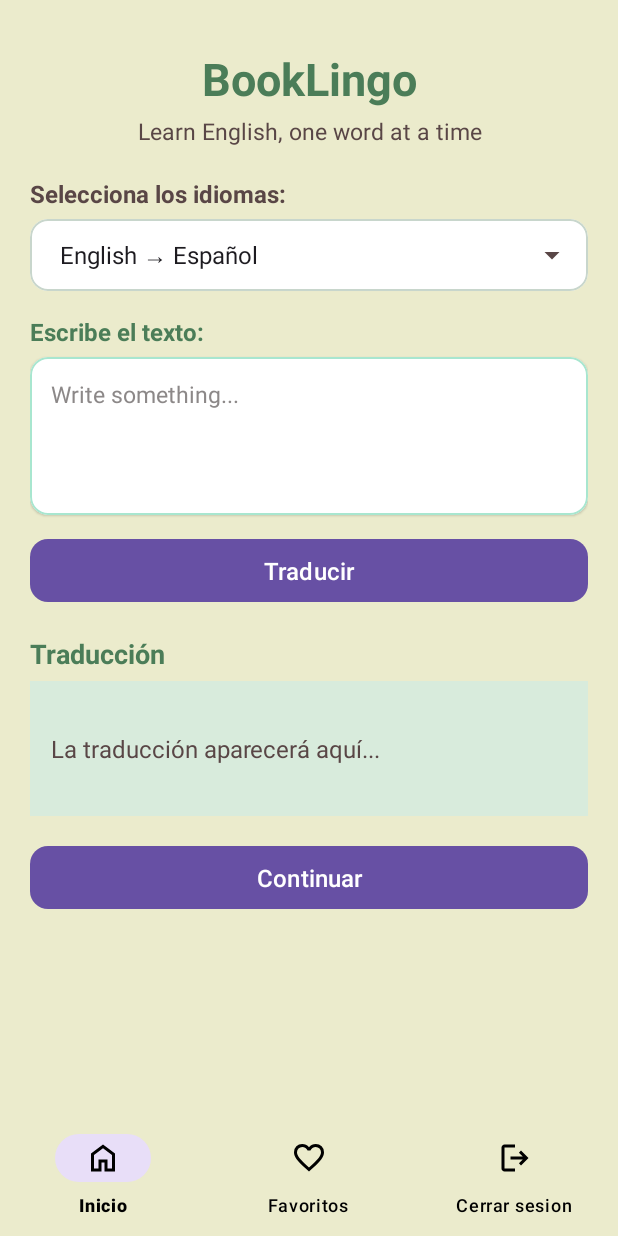
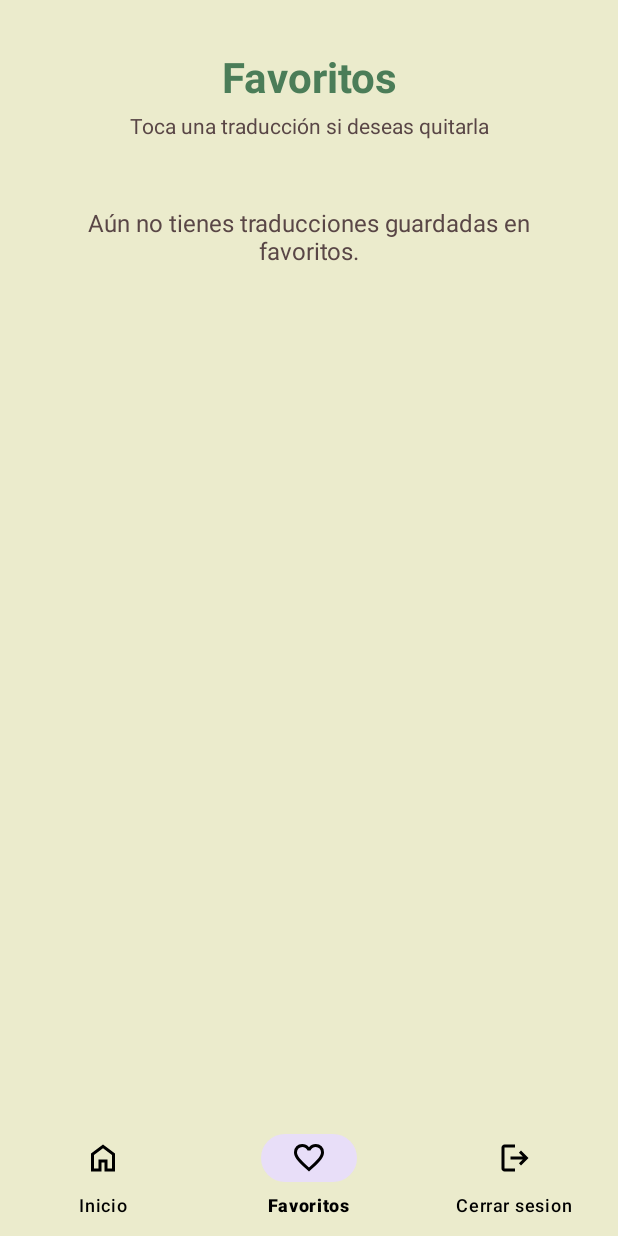
Before and after one commit to yatbocanegra11-dotcom/Booklingo, an Android app: the screen it shows after launch once a user with an empty profile is signed in (PrincipalActivity before the commit, FavoritosActivity after it), item 2 of the bottom bar chosen, on a phone screen of 412 x 824 dp. Run offline under Robolectric (Android 15) with nearby library versions, the phone set to English and light mode, and no system bars; our stand-ins replace Firebase (no records; nobody signed in at launch, a user with empty details on screens opened directly).

Commit message:
Pantalla de favoritos guardar e eliminar

```diff
--- a/app/src/main/AndroidManifest.xml
+++ b/app/src/main/AndroidManifest.xml
@@ -43,6 +43,9 @@
             android:name=".GuardarTraduccionActivity"
             android:exported="false"
             android:windowSoftInputMode="adjustResize" />
+        <activity
+            android:name=".FavoritosActivity"
+            android:exported="false" />
     </application>
 
 </manifest>
--- a/app/src/main/java/com/example/iniciosesion/DataBaseHelper.kt
+++ b/app/src/main/java/com/example/iniciosesion/DataBaseHelper.kt
@@ -4,6 +4,7 @@ import android.content.ContentValues
 import android.content.Context
 import android.database.sqlite.SQLiteDatabase
 import android.database.sqlite.SQLiteOpenHelper
+import com.example.iniciosesion.model.TraduccionFavorita
 
 class DataBaseHelper(context: Context) : SQLiteOpenHelper(
     context,
@@ -170,4 +171,41 @@ class DataBaseHelper(context: Context) : SQLiteOpenHelper(
 
         return existe
     }
+    // METODO PARA OBTENER TODAS LAS TRADUCCIONES FAVORITAS GUARDADAS
+    fun obtenerTraduccionesFavoritas(): MutableList<TraduccionFavorita> {
+        val listaFavoritos = mutableListOf<TraduccionFavorita>()
+        val db = readableDatabase
+
+        // Consultar todos los registros ordenados del mas reciente al mas antiguo
+        val cursor = db.rawQuery(
+            "SELECT $COL_FAVORITO_ID, $COL_TEXTO_ORIGINAL, $COL_TEXTO_TRADUCIDO, $COL_IDIOMAS FROM $TABLE_FAVORITOS ORDER BY $COL_FAVORITO_ID DESC",
+            null
+        )
+
+        // Recorrer cada fila encontrada con el cursor
+        if (cursor.moveToFirst()) {
+            do {
+                val id = cursor.getLong(cursor.getColumnIndexOrThrow(COL_FAVORITO_ID))
+                val textoOriginal = cursor.getString(cursor.getColumnIndexOrThrow(COL_TEXTO_ORIGINAL))
+                val textoTraducido = cursor.getString(cursor.getColumnIndexOrThrow(COL_TEXTO_TRADUCIDO))
+                val idiomas = cursor.getString(cursor.getColumnIndexOrThrow(COL_IDIOMAS))
+
+                listaFavoritos.add(
+                    TraduccionFavorita(
+                        id = id,
+                        textoOriginal = textoOriginal,
+                        textoTraducido = textoTraducido,
+                        idiomas = idiomas
+                    )
+                )
+            } while (cursor.moveToNext())
+        }
+
+        // Cerrar cursor y conexion de la base de datos
+        cursor.close()
+        db.close()
+
+        return listaFavoritos
+    }
+
 }
--- /dev/null
+++ b/app/src/main/java/com/example/iniciosesion/FavoritosActivity.kt
@@ -0,0 +1,170 @@
+package com.example.iniciosesion
+
+import android.content.Intent
+import android.os.Bundle
+import android.view.View
+import android.widget.LinearLayout
+import android.widget.TextView
+import android.widget.Toast
+import androidx.activity.enableEdgeToEdge
+import androidx.appcompat.app.AlertDialog
+import androidx.appcompat.app.AppCompatActivity
+import androidx.credentials.ClearCredentialStateRequest
+import androidx.credentials.CredentialManager
+import androidx.lifecycle.lifecycleScope
+import com.example.iniciosesion.model.TraduccionFavorita
+import com.google.android.material.bottomnavigation.BottomNavigationView
+import com.google.firebase.auth.FirebaseAuth
+import kotlinx.coroutines.launch
+
+class FavoritosActivity : AppCompatActivity() {
+
+    private lateinit var contenedorFavoritos: LinearLayout
+    private lateinit var tvSinFavoritos: TextView
+    private lateinit var bottomNavigation: BottomNavigationView
+    private lateinit var dbHelper: DataBaseHelper
+    private lateinit var auth: FirebaseAuth
+    private lateinit var credentialManager: CredentialManager
+
+    override fun onCreate(savedInstanceState: Bundle?) {
+        super.onCreate(savedInstanceState)
+        enableEdgeToEdge()
+        setContentView(R.layout.activity_favoritos)
+
+        // Referencias a componentes visuales
+        contenedorFavoritos = findViewById(R.id.contenedorFavoritos)
+        tvSinFavoritos = findViewById(R.id.tvSinFavoritos)
+        bottomNavigation = findViewById(R.id.bottomNavigation)
+
+        // Inicializar base de datos y autenticacion
+        dbHelper = DataBaseHelper(this)
+        auth = FirebaseAuth.getInstance()
+        credentialManager = CredentialManager.create(this)
+
+        // Cargar favoritos y configurar navegacion inferior
+        cargarFavoritos()
+        menuNavegacion()
+    }
+
+    override fun onResume() {
+        super.onResume()
+        // Refrescar la lista cada vez que se vuelva a mostrar la pantalla
+        cargarFavoritos()
+    }
+
+    // Metodo para consultar y mostrar todas las traducciones favoritas guardadas
+    private fun cargarFavoritos() {
+        contenedorFavoritos.removeAllViews()
+        val favoritos = dbHelper.obtenerTraduccionesFavoritas()
+
+        // Mostrar mensaje si no hay traducciones guardadas
+        if (favoritos.isEmpty()) {
+            tvSinFavoritos.visibility = View.VISIBLE
+            return
+        }
+
+        tvSinFavoritos.visibility = View.GONE
+
+        // Crear una tarjeta por cada traduccion favorita encontrada
+        for (item in favoritos) {
+            val vistaFavorito = layoutInflater.inflate(
+                R.layout.item_favorito,
+                contenedorFavoritos,
+                false
+            )
+
+            val tvIdiomas = vistaFavorito.findViewById<TextView>(R.id.tvItemIdiomas)
+            val tvOriginal = vistaFavorito.findViewById<TextView>(R.id.tvItemOriginal)
+            val tvTraducido = vistaFavorito.findViewById<TextView>(R.id.tvItemTraducido)
+
+            tvIdiomas.text = item.idiomas
+            tvOriginal.text = item.textoOriginal
+            tvTraducido.text = item.textoTraducido
+
+            // Al hacer clic en cualquier favorito, preguntar si desea quitarlo
+            vistaFavorito.setOnClickListener {
+                confirmarEliminarFavorito(item)
+            }
+
+            contenedorFavoritos.addView(vistaFavorito)
+        }
+    }
+
+    // Metodo para preguntar si el usuario desea quitar el favorito seleccionado
+    private fun confirmarEliminarFavorito(favorito: TraduccionFavorita) {
+        AlertDialog.Builder(this)
+            .setTitle("Quitar de favoritos")
+            .setMessage("¿Deseas quitar \"${favorito.textoOriginal}\" de favoritos?")
+            .setPositiveButton("Sí, quitar") { _, _ ->
+                val eliminado = dbHelper.eliminarTraduccionFavorita(
+                    textoOriginal = favorito.textoOriginal,
+                    idiomas = favorito.idiomas
+                )
+
+                if (eliminado) {
+                    Toast.makeText(
+                        this,
+                        "Traducción quitada de favoritos",
+                        Toast.LENGTH_SHORT
+                    ).show()
+                    cargarFavoritos()
+                } else {
+                    Toast.makeText(
+                        this,
+                        "No se pudo quitar la traducción",
+                        Toast.LENGTH_SHORT
+                    ).show()
+                }
+            }
+            .setNegativeButton("Cancelar", null)
+            .show()
+    }
+
+    // Metodo para el funcionamiento del menu inferior
+    private fun menuNavegacion() {
+        bottomNavigation.selectedItemId = R.id.nav_favoritos
+
+        bottomNavigation.setOnItemSelectedListener { item ->
+            when (item.itemId) {
+                R.id.nav_inicio -> {
+                    val intent = Intent(this@FavoritosActivity, PrincipalActivity::class.java)
+                    startActivity(intent)
+                    true
+                }
+
+                R.id.nav_favoritos -> {
+                    true
+                }
+
+                R.id.nav_salir -> {
+                    cerrarSesionGoogle()
+                    true
+                }
+
+                else -> false
+            }
+        }
+    }
+
+    // Metodo para cerrar sesion y limpiar credenciales
+    private fun cerrarSesionGoogle() {
+        auth.signOut()
+        lifecycleScope.launch {
+            try {
+                credentialManager.clearCredentialState(
+                    ClearCredentialStateRequest()
+                )
+            } catch (e: Exception) {
+                Toast.makeText(
+                    this@FavoritosActivity,
+                    "Error: ${e.message}",
+                    Toast.LENGTH_SHORT
+                ).show()
+            }
+
+            val intent = Intent(this@FavoritosActivity, MainActivity::class.java)
+            intent.flags = Intent.FLAG_ACTIVITY_NEW_TASK or Intent.FLAG_ACTIVITY_CLEAR_TASK
+            startActivity(intent)
+        }
+    }
+}
--- a/app/src/main/java/com/example/iniciosesion/PrincipalActivity.kt
+++ b/app/src/main/java/com/example/iniciosesion/PrincipalActivity.kt
@@ -21,6 +21,7 @@ import kotlinx.coroutines.launch
 import retrofit2.Call
 import retrofit2.Callback
 import retrofit2.Response
+
 
 class PrincipalActivity : AppCompatActivity() {
 
@@ -188,12 +189,11 @@ class PrincipalActivity : AppCompatActivity() {
                     true
                 }
 
-                // Si agregas una Activity para ver favoritos en BookLingo, descomenta y ajusta:
-                // R.id.nav_favoritos -> {
-                //     val intent = Intent(this@PrincipalActivity, FavoritosActivity::class.java)
-                //     startActivity(intent)
-                //     true
-                // }
+                R.id.nav_favoritos -> {
+                    val intent = Intent(this@PrincipalActivity, FavoritosActivity::class.java)
+                    startActivity(intent)
+                    true
+                }
 
                 R.id.nav_salir -> {
                     cerrarSesionGoogle()
@@ -228,4 +228,5 @@ class PrincipalActivity : AppCompatActivity() {
             startActivity(intent)
         }
     }
+
 }
--- /dev/null
+++ b/app/src/main/res/layout/activity_favoritos.xml
@@ -0,0 +1,85 @@
+<?xml version="1.0" encoding="utf-8"?>
+<androidx.constraintlayout.widget.ConstraintLayout
+    xmlns:android="http://schemas.android.com/apk/res/android"
+    xmlns:app="http://schemas.android.com/apk/res-auto"
+    xmlns:tools="http://schemas.android.com/tools"
+    android:id="@+id/main"
+    android:layout_width="match_parent"
+    android:layout_height="match_parent"
+    android:background="#EBEBCC"
+    tools:context=".FavoritosActivity">
+
+    <ScrollView
+        android:id="@+id/scrollFavoritos"
+        android:layout_width="0dp"
+        android:layout_height="0dp"
+        android:clipToPadding="false"
+        android:fillViewport="true"
+        android:paddingHorizontal="20dp"
+        android:paddingTop="24dp"
+        android:paddingBottom="16dp"
+        app:layout_constraintTop_toTopOf="parent"
+        app:layout_constraintBottom_toTopOf="@id/bottomNavigation"
+        app:layout_constraintStart_toStartOf="parent"
+        app:layout_constraintEnd_toEndOf="parent">
+
+        <LinearLayout
+            android:layout_width="match_parent"
+            android:layout_height="wrap_content"
+            android:orientation="vertical">
+
+            <TextView
+                android:layout_width="match_parent"
+                android:layout_height="wrap_content"
+                android:text="Favoritos"
+                android:textColor="#4B7D58"
+                android:textSize="28sp"
+                android:textStyle="bold"
+                android:gravity="center"
+                android:layout_marginTop="8dp"
+                android:layout_marginBottom="4dp" />
+
+            <TextView
+                android:layout_width="match_parent"
+                android:layout_height="wrap_content"
+                android:text="Toca una traducción si deseas quitarla"
+                android:textColor="#594646"
+                android:textSize="14sp"
+                android:gravity="center"
+                android:layout_marginBottom="20dp" />
+
+            <TextView
+                android:id="@+id/tvSinFavoritos"
+                android:layout_width="match_parent"
+                android:layout_height="wrap_content"
+                android:text="Aún no tienes traducciones guardadas en favoritos."
+                android:textColor="#594646"
+                android:textSize="16sp"
+                android:gravity="center"
+                android:padding="24dp"
+                android:visibility="gone" />
+
+            <LinearLayout
+                android:id="@+id/contenedorFavoritos"
+                android:layout_width="match_parent"
+                android:layout_height="wrap_content"
+                android:orientation="vertical" />
+
+        </LinearLayout>
+
+    </ScrollView>
+
+    <com.google.android.material.bottomnavigation.BottomNavigationView
+        android:id="@+id/bottomNavigation"
+        android:layout_width="0dp"
+        android:layout_height="wrap_content"
+        android:background="#EBEBCC"
+        app:itemIconTint="@color/black"
+        app:itemTextColor="@color/black"
+        app:labelVisibilityMode="labeled"
+        app:menu="@menu/menu_botton"
+        app:layout_constraintBottom_toBottomOf="parent"
+        app:layout_constraintEnd_toEndOf="parent"
+        app:layout_constraintStart_toStartOf="parent" />
+
+</androidx.constraintlayout.widget.ConstraintLayout>
```
Also changed, not shown: app/src/main/java/com/example/iniciosesion/model/TraduccionFavorita.kt (added, +8 -0 lines), app/src/main/res/layout/item_favorito.xml (added, +58 -0 lines).
